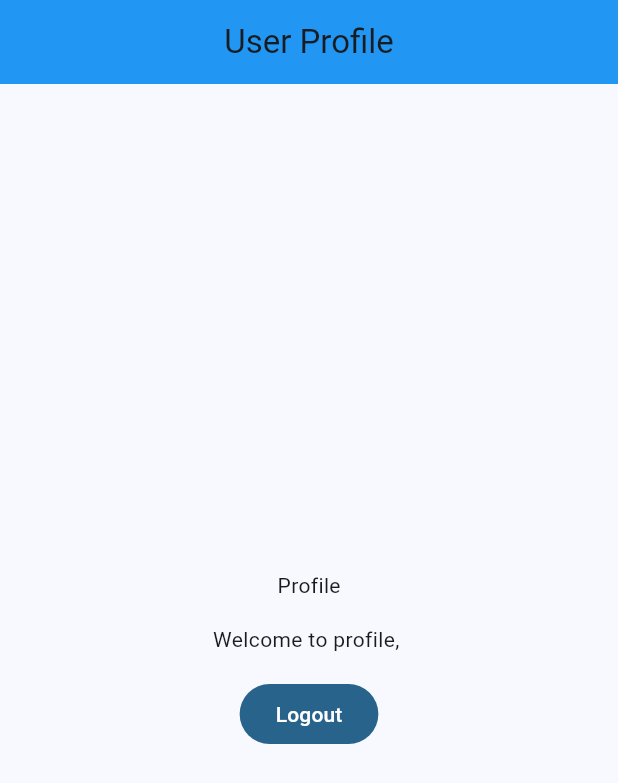
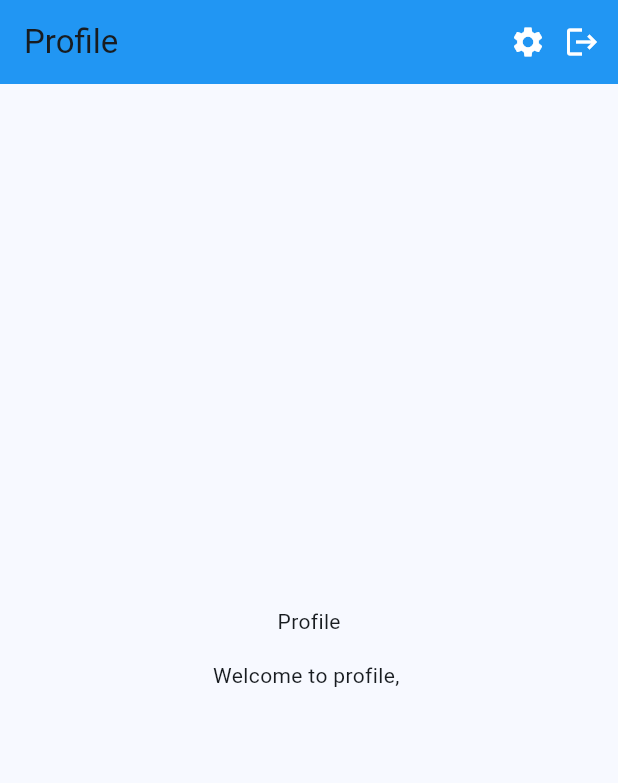
Before and after one commit to LaithAlwani/recipe-book, a Flutter app: the screen it shows once a user with an empty profile is signed in, on a phone screen of 412 x 824 dp. Shown: the top 783 px of the screen. Run offline on Flutter 3.47's test engine with Material 3 defaults, Android fonts, the light colour scheme and no system bars; our stand-ins replace firebase_auth, firebase_core, flutter_riverpod; accounts and stored records are empty.

Commit message:
adds logout and setting buttons to appbar

```diff
--- a/lib/screens/profile/profile_screen.dart
+++ b/lib/screens/profile/profile_screen.dart
@@ -11,9 +11,17 @@ class Profilescreen extends StatelessWidget {
   Widget build(BuildContext context) {
     return Scaffold(
       appBar: AppBar(
-        title: const Text("User Profile"),
+        title: const Text("Profile"),
         backgroundColor: Colors.blue[500],
-        centerTitle: true,
+        actions: [
+          const Icon(Icons.settings, color: Colors.white,),
+          IconButton(
+            onPressed: () async {
+              await AuthService.signOut();
+            },
+            icon: const Icon(Icons.logout, color: Colors.white),
+          ),
+        ],
       ),
       body: Container(
         width: double.infinity,
@@ -28,12 +36,7 @@ class Profilescreen extends StatelessWidget {
             //out put user email
             Text("Welcome to profile, ${user.email}"),
             const SizedBox(height: 16),
-            FilledButton(
-              onPressed: () async {
-                await AuthService.signOut();
-              },
-              child: const Text("Logout"),
-            ),
+
           ],
         ),
       ),
--- a/lib/screens/wlecome/welcome.dart
+++ b/lib/screens/wlecome/welcome.dart
@@ -10,7 +10,7 @@ class WelcomeScreen extends StatefulWidget {
 }
 
 class _WelcomeScreenState extends State<WelcomeScreen> {
-  bool isSignUpForm = true;
+  bool isSignUpForm = false;
 
   @override
   Widget build(BuildContext context) {
```
